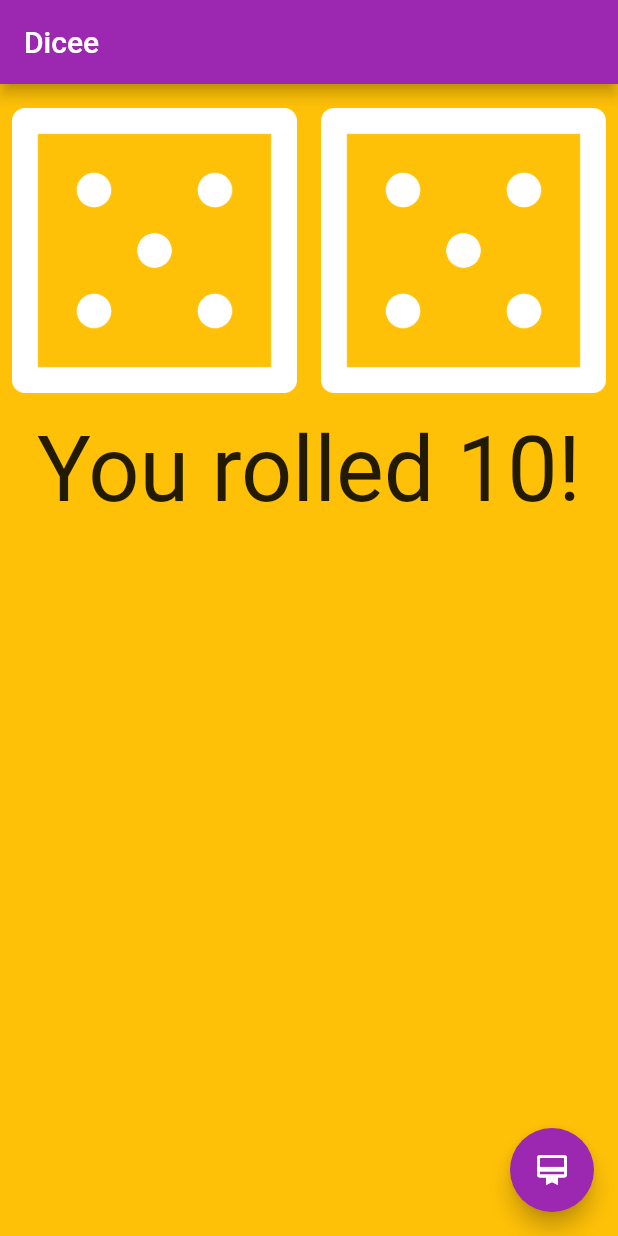
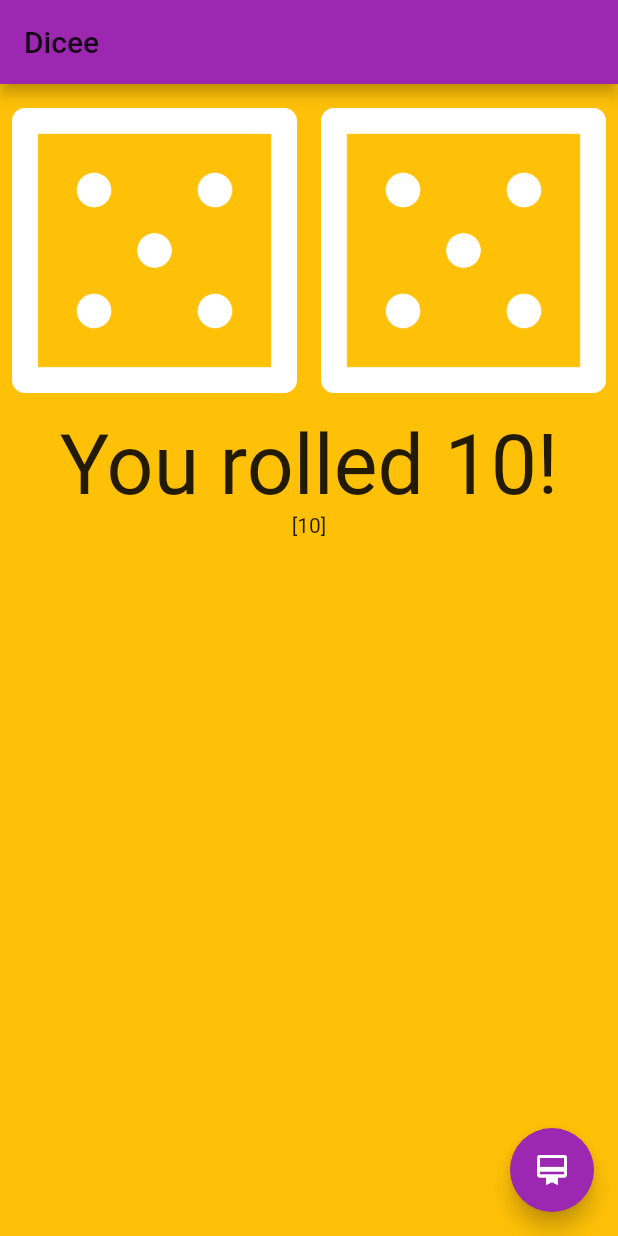
Before and after one commit to Luckey-Elijah/Dicee-Flutter, a Flutter app: the screen it shows after launch, after a tap on the "card membership" icon, on a phone screen of 412 x 824 dp. Run offline on Flutter 3.47's test engine with Material 2 defaults, Android fonts, the phone set to English and light mode, and no system bars.

Commit message:
Adding list builder for tracking previous rolls

```diff
--- a/lib/home_page.dart
+++ b/lib/home_page.dart
@@ -9,12 +9,28 @@ class MyHomePage extends StatefulWidget {
   _MyHomePageState createState() => _MyHomePageState();
 }
 
+List<int> _previousRolls = List<int>();
+
 class _MyHomePageState extends State<MyHomePage> {
-  int _leftDice = 6;
+  int _leftDice = 1;
   int _rightDice = 1;
+
+  void _addValueToList(int value) {
+    if (_previousRolls.length > 9) {
+      _previousRolls.removeAt(0);
+    }
+    _previousRolls.add(_leftDice + _rightDice);
+    print(_previousRolls);
+  }
 
   int _randomDiceValue(int numSides) {
     return Random().nextInt(numSides) + 1;
+  }
+
+  int _rollBothDice() {
+    _leftDice = _randomDiceValue(6);
+    _rightDice = _randomDiceValue(6);
+    return _leftDice + _rightDice;
   }
 
   @override
@@ -23,17 +39,17 @@ class _MyHomePageState extends State<MyHomePage> {
       backgroundColor: Colors.amber,
       appBar: AppBar(
         backgroundColor: Colors.purple,
+        actionsIconTheme: IconThemeData(color: Colors.amber),
+        iconTheme: IconThemeData(),
         title: Text(widget.title),
       ),
-      body: Center(
-        child: Column(
+      body: Column(
         children: <Widget>[
           Row(
             mainAxisAlignment: MainAxisAlignment.center,
             children: <Widget>[
               Expanded(
                 child: Padding(
-                    // padding: const EdgeInsets.all(8.0),
                   padding: EdgeInsets.fromLTRB(8.0, 16.0, 8.0, 16.0),
                   child: Image.asset('images/dice$_leftDice.png'),
                 ),
@@ -48,17 +64,16 @@ class _MyHomePageState extends State<MyHomePage> {
           ),
           Text(
             'You rolled ${_leftDice + _rightDice}!',
-              style: TextStyle(fontSize: 60.0),
+            style: TextStyle(fontSize: 55.0),
           ),
+          Text('${_previousRolls.toString()}'),
         ],
-        ),
       ),
       floatingActionButton: FloatingActionButton(
         backgroundColor: Colors.purple,
         onPressed: () {
           setState(() {
-            _leftDice = _randomDiceValue(6);
-            _rightDice = _randomDiceValue(6);
+            _addValueToList(_rollBothDice());
           });
         },
         tooltip: 'Roll',
@@ -67,3 +82,24 @@ class _MyHomePageState extends State<MyHomePage> {
     );
   }
 }
+
+// In Progess list builder for previos rolls
+class PreviousRollList extends StatelessWidget {
+  const PreviousRollList({Key key}) : super(key: key);
+  Widget _previosRollListItem(BuildContext context, int index) {
+    final value = _previousRolls[index];
+    return ListTile(
+      contentPadding: EdgeInsets.all(4.0),
+      dense: true,
+      title: Text('$value'),
+    );
+  }
+
+  @override
+  Widget build(BuildContext context) {
+    return ListView.builder(
+      itemBuilder: _previosRollListItem,
+      itemCount: _previousRolls.length,
+    );
+  }
+}
--- a/lib/main.dart
+++ b/lib/main.dart
@@ -9,9 +9,10 @@ class MyApp extends StatelessWidget {
   @override
   Widget build(BuildContext context) {
     return MaterialApp(
-      title: 'Flutter Demo',
+      title: 'Dicee',
       theme: ThemeData(
-        primarySwatch: Colors.blue,
+        primarySwatch: Colors.amber,
+        accentColor: Colors.purpleAccent,
         visualDensity: VisualDensity.adaptivePlatformDensity,
       ),
       home: MyHomePage(title: 'Dicee'),
```
Lines whose indentation alone changed are shown as unchanged.
